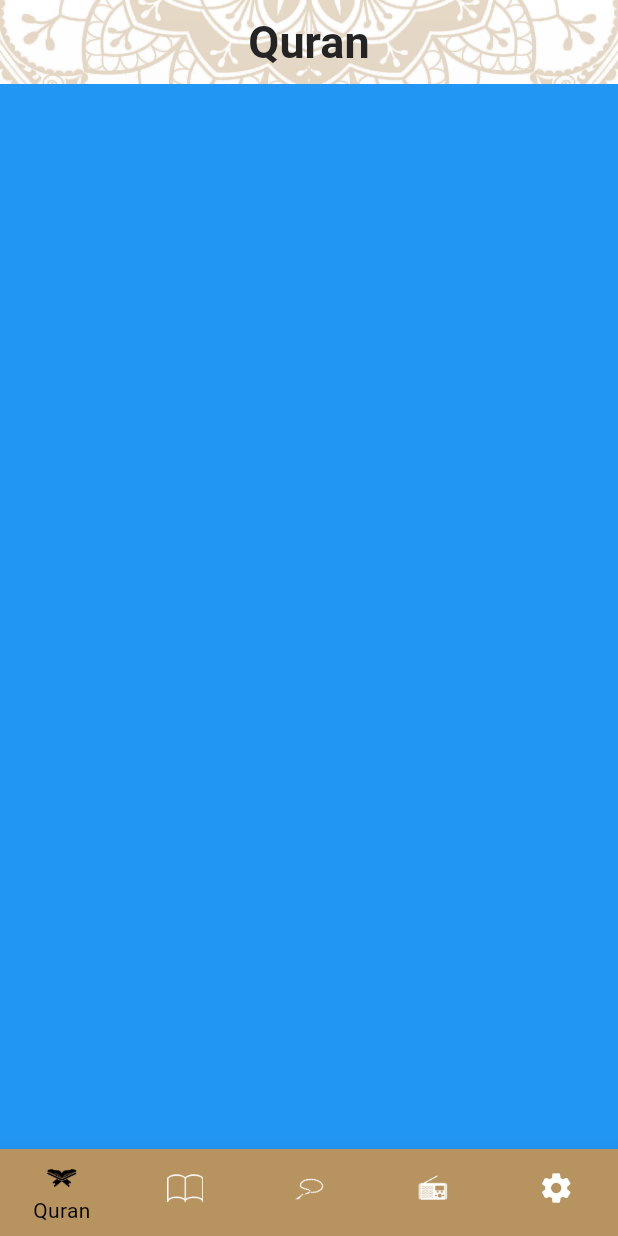
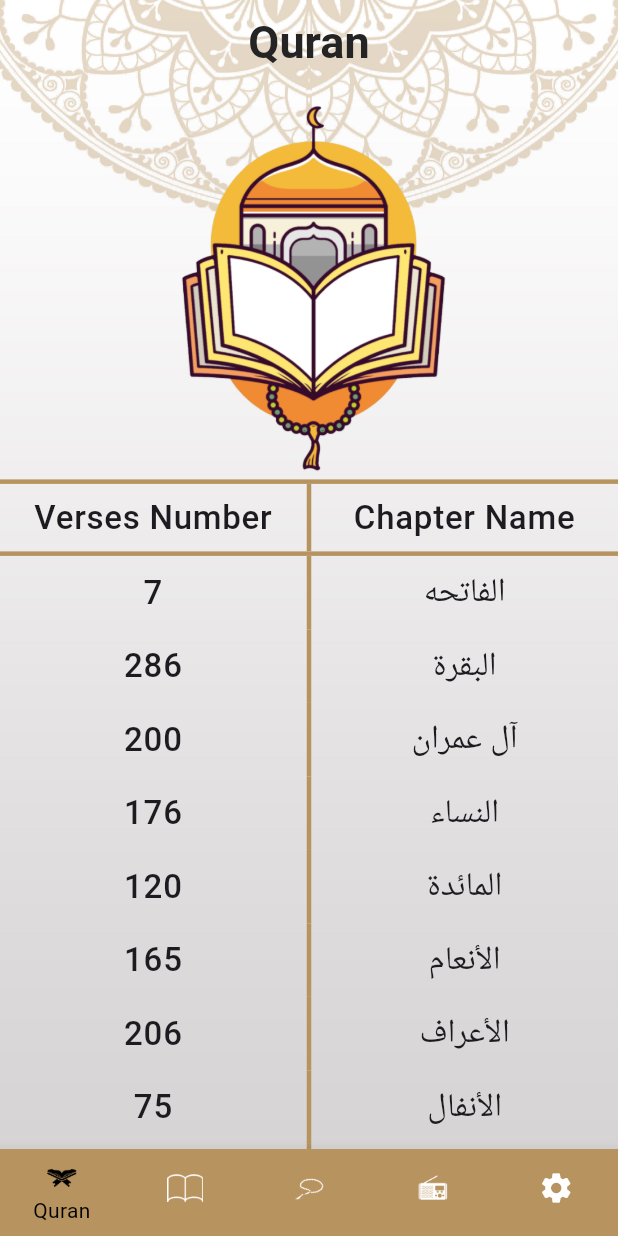
Before and after one commit to AlaaKhairy0/quran_app, a Flutter app: the screen it shows after launch, on a phone screen of 412 x 824 dp. Run offline on Flutter 3.47's test engine with Material 3 defaults, Android fonts, the phone set to English and light mode, and no system bars.

Commit message:
+ quran tab widget

```diff
--- a/lib/config/theme/my_theme.dart
+++ b/lib/config/theme/my_theme.dart
@@ -3,6 +3,12 @@ import 'package:quran_app/core/colors_manager.dart';
 
 class MyTheme {
   static ThemeData lightTheme = ThemeData(
+      textTheme: TextTheme(
+          labelMedium: TextStyle(
+        fontSize: 22,
+        fontWeight: FontWeight.w500,
+      )),
+      dividerColor: ColorsManager.goldenColor,
       bottomNavigationBarTheme: BottomNavigationBarThemeData(
         type: BottomNavigationBarType.fixed,
         backgroundColor: ColorsManager.goldenColor,
--- a/lib/core/assets_manager.dart
+++ b/lib/core/assets_manager.dart
@@ -6,4 +6,5 @@ class AssetsManager {
   static const String sebhaIcon = '${base}sebha_icon.png';
   static const String radioIcon = '${base}radio_icon.png';
   static const String hadithIcon = '${base}hadith_icon.png';
+  static const String quranLogo = '${base}quran_logo.png';
 }
--- a/lib/core/strings_manager.dart
+++ b/lib/core/strings_manager.dart
@@ -5,4 +5,6 @@ class StringsManager {
   static const String sebhaTab = 'Sebha';
   static const String radioTab = 'Radio';
   static const String settingsTab = 'Settings';
+  static const String chapterNameLabel = 'Chapter Name';
+  static const String versesNumberLabel = 'Verses Number';
 }
--- a/lib/presentation/screens/home/tabs/quran_tab/quran_tab.dart
+++ b/lib/presentation/screens/home/tabs/quran_tab/quran_tab.dart
@@ -1,12 +1,264 @@
 import 'package:flutter/material.dart';
+import 'package:quran_app/core/assets_manager.dart';
+import 'package:quran_app/presentation/screens/home/tabs/quran_tab/widgets/quran_header_widget.dart';
+import 'package:quran_app/presentation/screens/home/tabs/quran_tab/widgets/quran_item_widget.dart';
 
 class QuranTab extends StatelessWidget {
-  const QuranTab({super.key});
+  QuranTab({super.key});
+
+  List<String> suraNames = [
+    "الفاتحه",
+    "البقرة",
+    "آل عمران",
+    "النساء",
+    "المائدة",
+    "الأنعام",
+    "الأعراف",
+    "الأنفال",
+    "التوبة",
+    "يونس",
+    "هود",
+    "يوسف",
+    "الرعد",
+    "إبراهيم",
+    "الحجر",
+    "النحل",
+    "الإسراء",
+    "الكهف",
+    "مريم",
+    "طه",
+    "الأنبياء",
+    "الحج",
+    "المؤمنون",
+    "النّور",
+    "الفرقان",
+    "الشعراء",
+    "النّمل",
+    "القصص",
+    "العنكبوت",
+    "الرّوم",
+    "لقمان",
+    "السجدة",
+    "الأحزاب",
+    "سبأ",
+    "فاطر",
+    "يس",
+    "الصافات",
+    "ص",
+    "الزمر",
+    "غافر",
+    "فصّلت",
+    "الشورى",
+    "الزخرف",
+    "الدّخان",
+    "الجاثية",
+    "الأحقاف",
+    "محمد",
+    "الفتح",
+    "الحجرات",
+    "ق",
+    "الذاريات",
+    "الطور",
+    "النجم",
+    "القمر",
+    "الرحمن",
+    "الواقعة",
+    "الحديد",
+    "المجادلة",
+    "الحشر",
+    "الممتحنة",
+    "الصف",
+    "الجمعة",
+    "المنافقون",
+    "التغابن",
+    "الطلاق",
+    "التحريم",
+    "الملك",
+    "القلم",
+    "الحاقة",
+    "المعارج",
+    "نوح",
+    "الجن",
+    "المزّمّل",
+    "المدّثر",
+    "القيامة",
+    "الإنسان",
+    "المرسلات",
+    "النبأ",
+    "النازعات",
+    "عبس",
+    "التكوير",
+    "الإنفطار",
+    "المطفّفين",
+    "الإنشقاق",
+    "البروج",
+    "الطارق",
+    "الأعلى",
+    "الغاشية",
+    "الفجر",
+    "البلد",
+    "الشمس",
+    "الليل",
+    "الضحى",
+    "الشرح",
+    "التين",
+    "العلق",
+    "القدر",
+    "البينة",
+    "الزلزلة",
+    "العاديات",
+    "القارعة",
+    "التكاثر",
+    "العصر",
+    "الهمزة",
+    "الفيل",
+    "قريش",
+    "الماعون",
+    "الكوثر",
+    "الكافرون",
+    "النصر",
+    "المسد",
+    "الإخلاص",
+    "الفلق",
+    "الناس"
+  ];
+  List<int> versesNumber = [
+    7,
+    286,
+    200,
+    176,
+    120,
+    165,
+    206,
+    75,
+    129,
+    109,
+    123,
+    111,
+    43,
+    52,
+    99,
+    128,
+    111,
+    110,
+    98,
+    135,
+    112,
+    78,
+    118,
+    64,
+    77,
+    227,
+    93,
+    88,
+    69,
+    60,
+    34,
+    30,
+    73,
+    54,
+    45,
+    83,
+    182,
+    88,
+    75,
+    85,
+    54,
+    53,
+    89,
+    59,
+    37,
+    35,
+    38,
+    29,
+    18,
+    45,
+    60,
+    49,
+    62,
+    55,
+    78,
+    96,
+    29,
+    22,
+    24,
+    13,
+    14,
+    11,
+    11,
+    18,
+    12,
+    12,
+    30,
+    52,
+    52,
+    44,
+    28,
+    28,
+    20,
+    56,
+    40,
+    31,
+    50,
+    40,
+    46,
+    42,
+    29,
+    19,
+    36,
+    25,
+    22,
+    17,
+    19,
+    26,
+    30,
+    20,
+    15,
+    21,
+    11,
+    8,
+    5,
+    19,
+    5,
+    8,
+    8,
+    11,
+    11,
+    8,
+    3,
+    9,
+    5,
+    4,
+    6,
+    3,
+    6,
+    3,
+    5,
+    4,
+    5,
+    6
+  ];
 
   @override
   Widget build(BuildContext context) {
     return Container(
-      color: Colors.blue,
+      child: Column(
+        children: [
+          Expanded(flex: 2, child: Image.asset(AssetsManager.quranLogo)),
+          QuranHeaderWidget(),
+          Expanded(
+              flex: 3,
+              child: ListView.builder(
+                itemCount: suraNames.length,
+                itemBuilder: (context, index) {
+                  return QuranItemWidget(
+                    versesNumber: versesNumber[index].toString(),
+                    suraNames: suraNames[index],
+                  );
+                },
+              ))
+        ],
+      ),
     );
   }
 }
--- /dev/null
+++ b/lib/presentation/screens/home/tabs/quran_tab/widgets/quran_header_widget.dart
@@ -0,0 +1,49 @@
+import 'package:flutter/material.dart';
+import 'package:quran_app/core/colors_manager.dart';
+import 'package:quran_app/core/strings_manager.dart';
+
+class QuranHeaderWidget extends StatelessWidget {
+  const QuranHeaderWidget({super.key});
+
+  @override
+  Widget build(BuildContext context) {
+    return Container(
+      decoration: BoxDecoration(
+        border: Border.symmetric(
+          horizontal: BorderSide(
+            width: 3,
+            color: ColorsManager.goldenColor,
+          ),
+        ),
+      ),
+      child: IntrinsicHeight(
+        child: Row(
+          children: [
+            Expanded(
+              child: Padding(
+                padding: const EdgeInsets.all(8),
+                child: Text(
+                  StringsManager.versesNumberLabel,
+                  textAlign: TextAlign.center,
+                  style: Theme.of(context).textTheme.labelMedium,
+                ),
+              ),
+            ),
+            VerticalDivider(
+              color: Theme.of(context).dividerColor,
+              width: 3,
+              thickness: 3,
+            ),
+            Expanded(
+              child: Text(
+                StringsManager.chapterNameLabel,
+                textAlign: TextAlign.center,
+                style: Theme.of(context).textTheme.labelMedium,
+              ),
+            ),
+          ],
+        ),
+      ),
+    );
+  }
+}
--- /dev/null
+++ b/lib/presentation/screens/home/tabs/quran_tab/widgets/quran_item_widget.dart
@@ -0,0 +1,41 @@
+import 'package:flutter/material.dart';
+
+class QuranItemWidget extends StatelessWidget {
+  QuranItemWidget(
+      {super.key, required this.versesNumber, required this.suraNames});
+
+  String versesNumber;
+  String suraNames;
+
+  @override
+  Widget build(BuildContext context) {
+    return IntrinsicHeight(
+      child: Row(
+        children: [
+          Expanded(
+            child: Padding(
+              padding: const EdgeInsets.all(10),
+              child: Text(
+                versesNumber,
+                textAlign: TextAlign.center,
+                style: Theme.of(context).textTheme.labelMedium,
+              ),
+            ),
+          ),
+          VerticalDivider(
+            color: Theme.of(context).dividerColor,
+            width: 3,
+            thickness: 3,
+          ),
+          Expanded(
+            child: Text(
+              suraNames,
+              textAlign: TextAlign.center,
+              style: Theme.of(context).textTheme.labelMedium,
+            ),
+          ),
+        ],
+      ),
+    );
+  }
+}
```
Also changed, not shown: assets/images/quran_logo.png (added), pubspec.lock (deleted), 3 other files.
